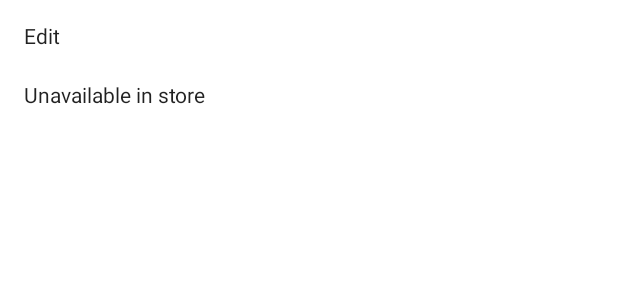
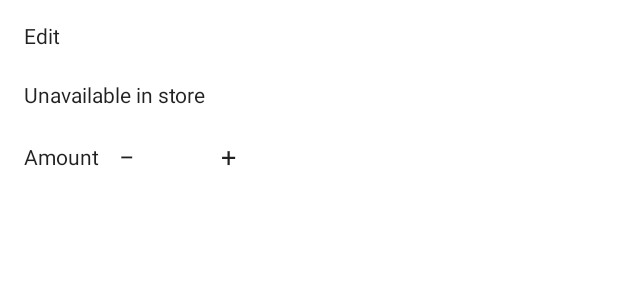
Before and after one commit to grandchild/Quickshopper3000, an Android app: the layout dialog_item_context_menu.xml on its own in the app's theme, with its tools: preview values and no code run, on a phone screen of 412 x 824 dp. Shown: the top 300 px of the screen. Run offline under Robolectric (Android 15) with nearby library versions, the light colour scheme and no system bars.

Commit message:
Add amount editing UI

```diff
--- a/app/src/main/java/org/effekthasch/quickshopper3k/data/local/AppDatabase.kt
+++ b/app/src/main/java/org/effekthasch/quickshopper3k/data/local/AppDatabase.kt
@@ -14,7 +14,7 @@ import androidx.room.RoomDatabase
         StoreItemOrderEntity::class,
         ItemAddHistoryEntity::class
     ],
-    version = 3,
+    version = 5,
     exportSchema = false
 )
 abstract class AppDatabase : RoomDatabase() {
--- a/app/src/main/java/org/effekthasch/quickshopper3k/data/local/ItemDao.kt
+++ b/app/src/main/java/org/effekthasch/quickshopper3k/data/local/ItemDao.kt
@@ -100,6 +100,9 @@ interface ItemDao {
         return insertItems(items)
     }
 
+    @Query("UPDATE items SET amount = :amount WHERE id = :itemId")
+    suspend fun updateItemAmount(itemId: Long, amount: Int)
+
     @Query("DELETE FROM item_states")
     suspend fun deleteAllItemStates()
 
@@ -124,6 +127,7 @@ data class ItemWithState(
     val id: Long,
     val name: String,
     val created_at: Long,
+    val amount: Int,
     val state: String,
     val state_changed_at: Long?,
     val sort_order: Int?
@@ -133,6 +137,7 @@ data class ItemWithStoreInfo(
     val id: Long,
     val name: String,
     val created_at: Long,
+    val amount: Int,
     val state: String,
     val state_changed_at: Long?,
     val sort_order: Int?,
--- a/app/src/main/java/org/effekthasch/quickshopper3k/data/local/ItemEntity.kt
+++ b/app/src/main/java/org/effekthasch/quickshopper3k/data/local/ItemEntity.kt
@@ -8,5 +8,6 @@ import androidx.room.PrimaryKey
 data class ItemEntity(
     @PrimaryKey(autoGenerate = true) val id: Long = 0,
     @ColumnInfo(name = "name", collate = ColumnInfo.NOCASE) val name: String,
-    @ColumnInfo(name = "created_at") val createdAt: Long
+    @ColumnInfo(name = "created_at") val createdAt: Long,
+    @ColumnInfo(name = "amount", defaultValue = "1") val amount: Int = 1
 )
--- a/app/src/main/java/org/effekthasch/quickshopper3k/domain/model/Item.kt
+++ b/app/src/main/java/org/effekthasch/quickshopper3k/domain/model/Item.kt
@@ -5,5 +5,6 @@ data class Item(
     val name: String,
     val state: ItemState,
     val createdAt: Long,
-    val stateChangedAt: Long? = null
+    val stateChangedAt: Long? = null,
+    val amount: Int = 1
 )
--- a/app/src/main/java/org/effekthasch/quickshopper3k/util/BackupManager.kt
+++ b/app/src/main/java/org/effekthasch/quickshopper3k/util/BackupManager.kt
@@ -93,7 +93,7 @@ class BackupManager(private val context: Context) {
             }
 
             val dbVersion = readDatabaseUserVersion(dbFile)
-            if (dbVersion != null && dbVersion < 3) {
+            if (dbVersion != null && dbVersion != 5) {
                 tempDir.deleteRecursively()
                 return@withContext Result.failure(LegacyBackupException())
             }
--- a/app/src/main/res/layout/dialog_item_context_menu.xml
+++ b/app/src/main/res/layout/dialog_item_context_menu.xml
@@ -36,4 +36,58 @@
         android:background="?attr/selectableItemBackground"
     />
 
+    <LinearLayout
+        android:id="@+id/contextMenuAmountRow"
+        android:layout_width="match_parent"
+        android:layout_height="wrap_content"
+        android:orientation="horizontal"
+        android:gravity="center_vertical"
+        android:paddingStart="16dp"
+        android:paddingEnd="8dp"
+        android:paddingTop="4dp"
+        android:paddingBottom="4dp"
+    >
+
+        <TextView
+            android:layout_width="0dp"
+            android:layout_height="wrap_content"
+            android:layout_weight="1"
+            android:text="@string/context_menu_amount"
+            android:textSize="14sp"
+            android:textColor="?android:attr/textColorPrimary"
+        />
+
+        <TextView
+            android:id="@+id/contextMenuAmountMinus"
+            android:layout_width="36dp"
+            android:layout_height="36dp"
+            android:gravity="center"
+            android:text="−"
+            android:textSize="18sp"
+            android:textColor="?android:attr/textColorPrimary"
+            android:background="?attr/selectableItemBackgroundBorderless"
+        />
+
+        <TextView
+            android:id="@+id/contextMenuAmountValue"
+            android:layout_width="32dp"
+            android:layout_height="wrap_content"
+            android:gravity="center"
+            android:textSize="14sp"
+            android:textColor="?android:attr/textColorPrimary"
+        />
+
+        <TextView
+            android:id="@+id/contextMenuAmountPlus"
+            android:layout_width="36dp"
+            android:layout_height="36dp"
+            android:gravity="center"
+            android:text="+"
+            android:textSize="18sp"
+            android:textColor="?android:attr/textColorPrimary"
+            android:background="?attr/selectableItemBackgroundBorderless"
+        />
+
+    </LinearLayout>
+
 </LinearLayout>
--- a/app/src/main/res/values/strings.xml
+++ b/app/src/main/res/values/strings.xml
@@ -32,6 +32,7 @@
     <string name="context_menu_edit">Edit</string>
     <string name="context_menu_unavailable">Unavailable in store</string>
     <string name="context_menu_available">Available in store</string>
+    <string name="context_menu_amount">Amount</string>
 
 
     <string name="import_items_title">Import Items</string>
```
Also changed, not shown: app/src/main/java/org/effekthasch/quickshopper3k/data/repository/ShoppingRepository.kt (+13 -2 lines), app/src/main/java/org/effekthasch/quickshopper3k/ui/main/MainFragment.kt (+37 -0 lines), app/src/main/java/org/effekthasch/quickshopper3k/ui/main/MainItemsAdapter.kt (+7 -0 lines), app/src/main/java/org/effekthasch/quickshopper3k/ui/main/MainViewModel.kt (+8 -0 lines), app/src/main/res/drawable/bg_amount_badge.xml (added, +8 -0 lines), app/src/main/res/layout/item_shopping_item.xml (+21 -1 lines), 1 other file.
